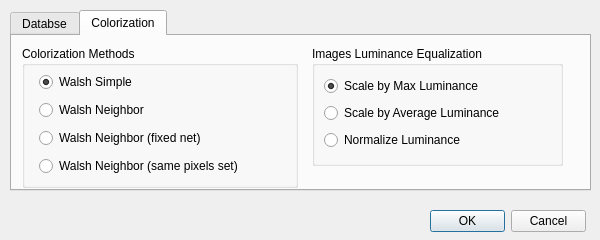
The window that GreyToColor/UI/DIALOGS/preferencesdialog.ui (iamantony/GreyToColor) describes before a commit, drawn with Qt 5.
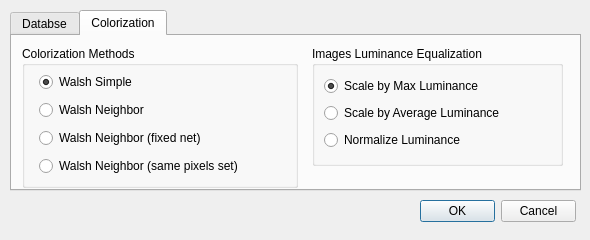
The same window after the commit.

Commit message: IDB for notebook

Diff of the .ui file:
```diff
--- a/GreyToColor/UI/DIALOGS/preferencesdialog.ui
+++ b/GreyToColor/UI/DIALOGS/preferencesdialog.ui
@@ -9,7 +9,7 @@
    <rect>
     <x>0</x>
     <y>0</y>
-    <width>600</width>
+    <width>590</width>
     <height>240</height>
    </rect>
   </property>
@@ -21,13 +21,13 @@
   </property>
   <property name="minimumSize">
    <size>
-    <width>600</width>
+    <width>590</width>
     <height>240</height>
    </size>
   </property>
   <property name="maximumSize">
    <size>
-    <width>600</width>
+    <width>595</width>
     <height>240</height>
    </size>
   </property>
@@ -37,8 +37,8 @@
   <widget class="QDialogButtonBox" name="exitBBox">
    <property name="geometry">
     <rect>
-     <x>430</x>
-     <y>210</y>
+     <x>420</x>
+     <y>200</y>
      <width>156</width>
      <height>23</height>
     </rect>
@@ -55,7 +55,7 @@
     <rect>
      <x>10</x>
      <y>10</y>
-     <width>581</width>
+     <width>571</width>
      <height>181</height>
     </rect>
    </property>
```
The commit also changes 2 other files.
